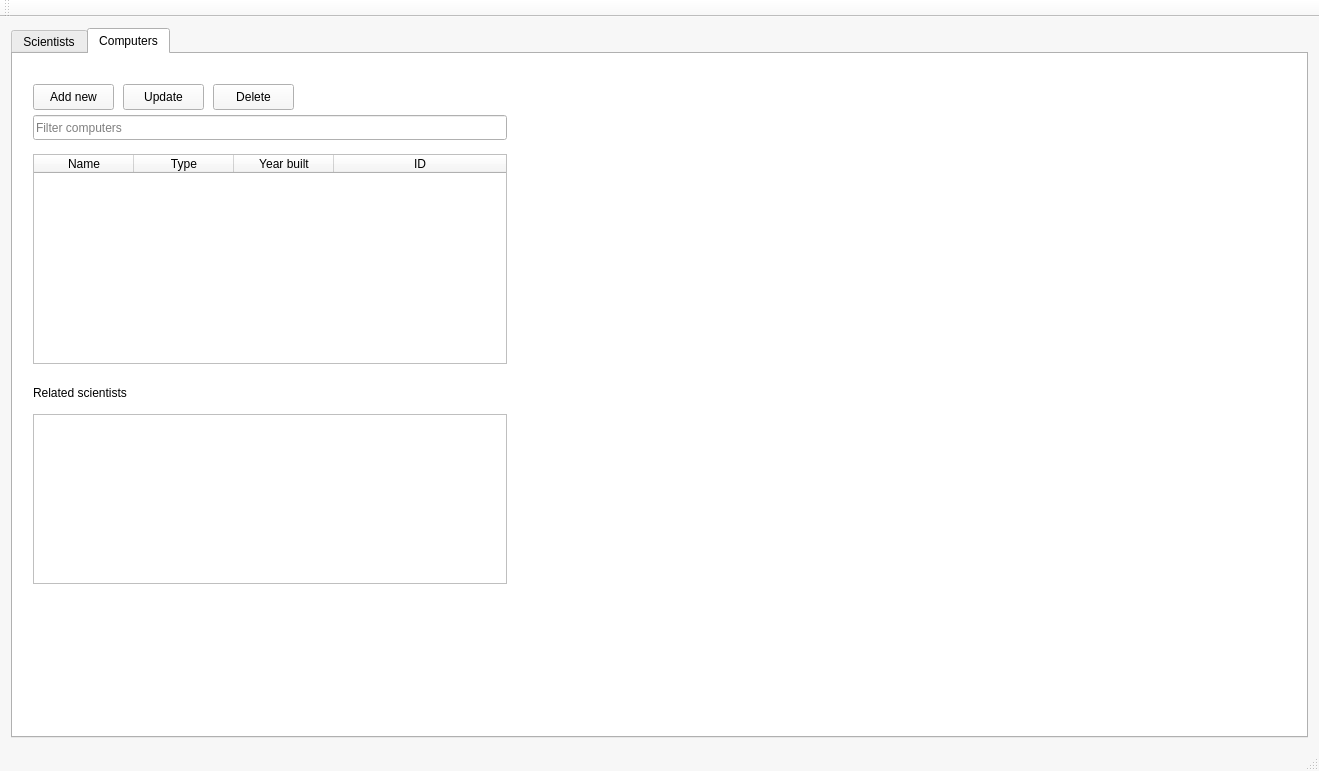
This is mainwindow.ui in Hopur-50/Verkefni3 as Qt 5 draws it before an edit. The edited form follows.
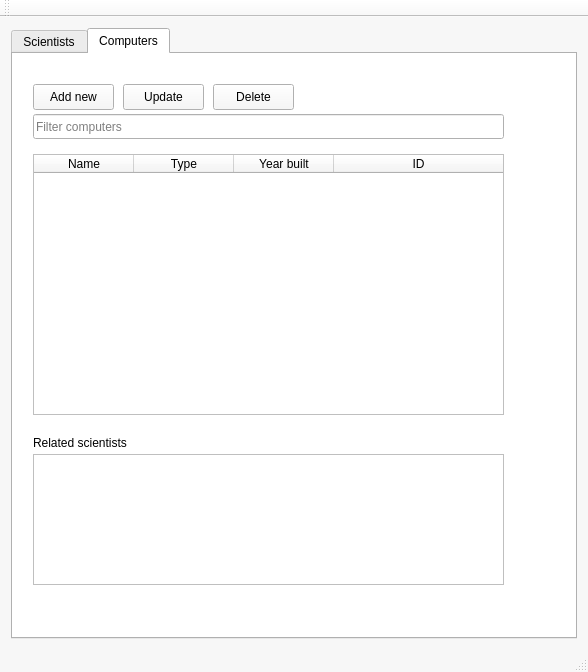
This is the edited form. The open tabs and pages were chosen to show the change.

Commit message: Replaced tables in main ui

The edit to the form file:
```diff
--- a/mainwindow.ui
+++ b/mainwindow.ui
@@ -6,8 +6,8 @@
    <rect>
     <x>0</x>
     <y>0</y>
-    <width>1319</width>
-    <height>771</height>
+    <width>588</width>
+    <height>672</height>
    </rect>
   </property>
   <property name="palette">
@@ -680,8 +680,8 @@
         <property name="geometry">
          <rect>
           <x>20</x>
-          <y>61</y>
-          <width>474</width>
+          <y>60</y>
+          <width>471</width>
           <height>25</height>
          </rect>
         </property>
@@ -707,8 +707,8 @@
          <rect>
           <x>20</x>
           <y>100</y>
-          <width>474</width>
-          <height>210</height>
+          <width>471</width>
+          <height>261</height>
          </rect>
         </property>
         <property name="minimumSize">
@@ -789,21 +789,11 @@
          </property>
         </column>
        </widget>
-       <widget class="QTableView" name="tableView">
-        <property name="geometry">
-         <rect>
-          <x>20</x>
-          <y>360</y>
-          <width>474</width>
-          <height>170</height>
-         </rect>
-        </property>
-       </widget>
        <widget class="QLabel" name="label_2">
         <property name="geometry">
          <rect>
           <x>20</x>
-          <y>330</y>
+          <y>380</y>
           <width>111</width>
           <height>17</height>
          </rect>
@@ -812,6 +802,16 @@
          <string>Related scientists</string>
         </property>
        </widget>
+       <widget class="QTableWidget" name="tableRelatedScientists">
+        <property name="geometry">
+         <rect>
+          <x>20</x>
+          <y>400</y>
+          <width>471</width>
+          <height>131</height>
+         </rect>
+        </property>
+       </widget>
       </widget>
      </widget>
     </item>
```
Left out of the diff: 33 changed lines with no effect on the pictures. The commit also changes 1 other file.
